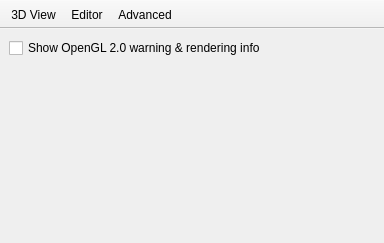
Before: the Qt Designer form src/Preferences.ui in openscad/openscad, drawn with Qt 5.
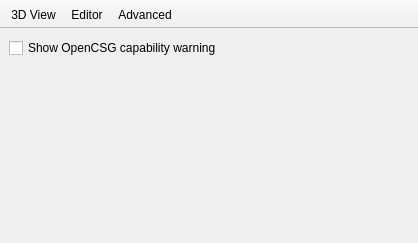
After: the same form once the commit is applied. The open tabs and pages were chosen to show the change. Icons and pictures are not drawn.

Commit message: More correct preference and warning settings for OpenCSG capability

The edit to the form file:
```diff
--- a/src/Preferences.ui
+++ b/src/Preferences.ui
@@ -6,7 +6,7 @@
    <rect>
     <x>0</x>
     <y>0</y>
-    <width>384</width>
+    <width>418</width>
     <height>243</height>
    </rect>
   </property>
@@ -183,7 +183,7 @@
           <item>
            <widget class="QCheckBox" name="OpenGL20WarningCheckbox">
             <property name="text">
-             <string>Show OpenGL 2.0 warning &amp;&amp; rendering info</string>
+             <string>Show OpenCSG capability warning</string>
             </property>
            </widget>
           </item>
```
Left out of the diff: 10 changed lines with no effect on the pictures. The commit also changes 4 other files.
